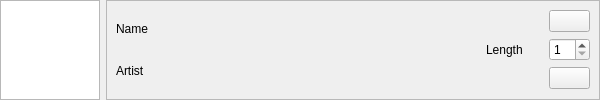
Qt form src/content/playlists/songEntry.ui (Nmstr/Auralium) before a commit.
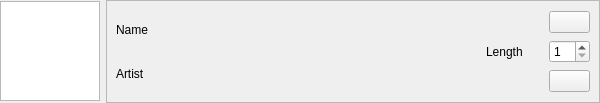
The same form after that commit. Icons and pictures are not drawn.

Commit message: ui changes for songs in playlist v2

Diff of the .ui file:
```diff
--- a/src/content/playlists/songEntry.ui
+++ b/src/content/playlists/songEntry.ui
@@ -10,7 +10,7 @@
     <x>0</x>
     <y>0</y>
     <width>600</width>
-    <height>100</height>
+    <height>103</height>
    </rect>
   </property>
   <property name="sizePolicy">
@@ -163,6 +163,9 @@
            <property name="text">
             <string>Name</string>
            </property>
+           <property name="wordWrap">
+            <bool>false</bool>
+           </property>
           </widget>
          </item>
          <item>
```
Left out of the diff: 2 changed lines with no effect on the pictures.
